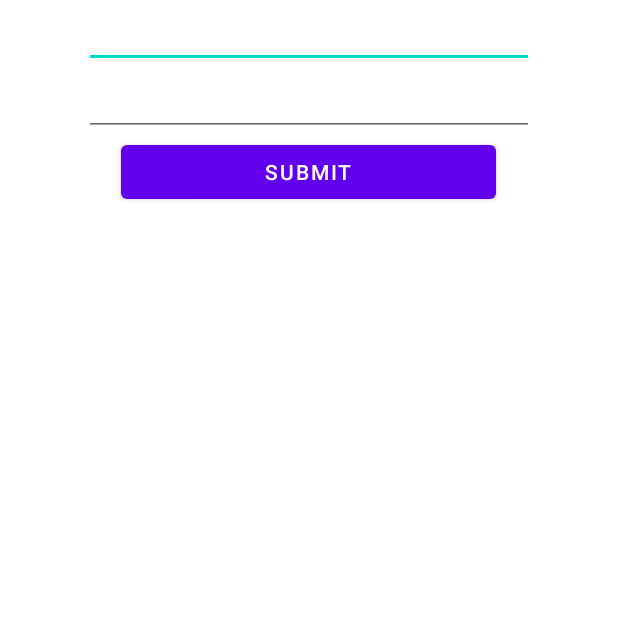
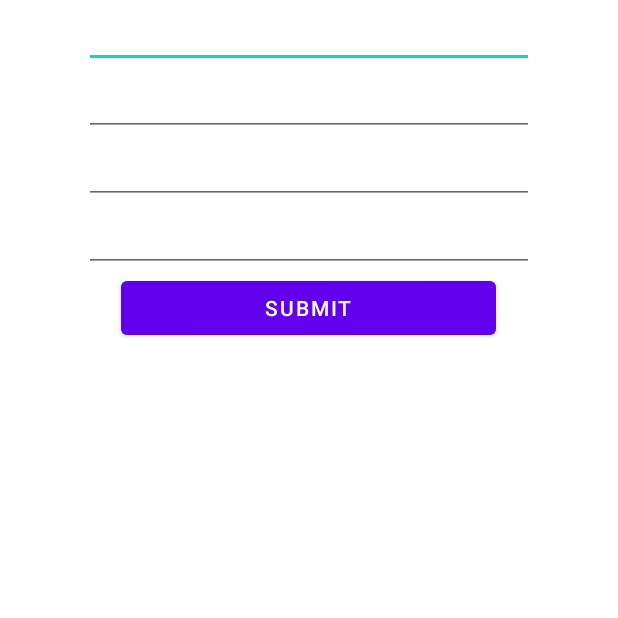
Before and after one commit to Johannnix/Prakerin-Android-1, an Android app: the InputActivity screen opened directly, with no data from a screen before it, after a tap on "SUBMIT", on a phone screen of 412 x 824 dp, the top half of it. Run offline under Robolectric (Android 15) with nearby library versions, the phone set to English and light mode, and no system bars; libraries missing offline, so code that uses them is left out: org.greenrobot.greendao; 3 statements that could not run were skipped.

Commit message:
Menambah Tampilan Input Member

```diff
--- a/app/src/main/java/com/example/login/InputActivity.java
+++ b/app/src/main/java/com/example/login/InputActivity.java
@@ -11,7 +11,7 @@ import androidx.appcompat.app.AppCompatActivity;
 public class InputActivity extends AppCompatActivity {
 
     Button submit;
-    EditText nameText,addressText;
+    EditText nameText,addressText,kelaminText,teleponText;
     Repository repository;
 
     @Override
@@ -21,6 +21,8 @@ public class InputActivity extends AppCompatActivity {
         submit=findViewById(R.id.submit);
         nameText=findViewById(R.id.name);
         addressText=findViewById(R.id.address);
+        kelaminText=findViewById(R.id.kelamin);
+        teleponText=findViewById(R.id.telepon);
 
         repository=new Repository();
 
@@ -30,6 +32,8 @@ public class InputActivity extends AppCompatActivity {
                 User user=new User();
                 user.setAddress(addressText.getText().toString().trim());
                 user.setName(nameText.getText().toString().trim());
+                user.setName(kelaminText.getText().toString().trim());
+                user.setName(teleponText.getText().toString().trim());
                 repository.addData(user);
 
                 Log.e("size",String.valueOf(addressText.getText().toString().trim())+nameText.getText().toString().trim());
--- a/app/src/main/java/com/example/login/User.java
+++ b/app/src/main/java/com/example/login/User.java
@@ -14,15 +14,21 @@ public class User {
     private String name;
     @NotNull
     private String address;
+    @NotNull
+    private String kelamin;
+    @NotNull
+    private String telepon;
 
     public User() {
 
     }
-    @Generated(hash = 99511649)
-    public User(Long id, @NotNull String name, @NotNull String address) {
+    @Generated(hash = 1688215093)
+    public User(Long id, @NotNull String name, @NotNull String address, @NotNull String kelamin, @NotNull String telepon) {
         this.id = id;
         this.name = name;
         this.address = address;
+        this.kelamin = kelamin;
+        this.telepon = telepon;
     }
     public Long getId() {
         return this.id;
@@ -42,5 +48,15 @@ public class User {
     public void setAddress(String address) {
         this.address = address;
     }
+    public String getKelamin() {
+        return this.kelamin;
+    }
+    public void setKelamin(String kelamin) { this.kelamin = kelamin; }
+    public String getTelepon() {
+        return this.telepon;
+    }
+    public void setTelepon(String telepon) {
+        this.telepon = telepon;
+    }
 
 }
--- a/app/src/main/res/drawable/button.xml
+++ b/app/src/main/res/drawable/button.xml
@@ -1,7 +1,7 @@
 <?xml version="1.0" encoding="utf-8"?>
 <shape xmlns:android="http://schemas.android.com/apk/res/android" android:shape="rectangle">
 
-    <solid android:color="#00bfff"/>
+    <solid android:color="#F06292"/>
 
     <corners android:radius="50dp"/>
 
--- a/app/src/main/res/layout/activity_input.xml
+++ b/app/src/main/res/layout/activity_input.xml
@@ -22,6 +22,20 @@
         android:layout_height="wrap_content"
         android:inputType="text" />
 
+    <EditText
+        android:id="@+id/kelamin"
+        android:layout_width="300dp"
+        android:layout_height="wrap_content"
+        android:layout_gravity="center"
+        android:inputType="text" />
+
+    <EditText
+        android:id="@+id/telepon"
+        android:layout_width="300dp"
+        android:layout_height="wrap_content"
+        android:layout_gravity="center"
+        android:inputType="text" />
+
     <Button
         android:id="@+id/submit"
         android:layout_width="250dp"
--- a/app/src/main/res/values/colors.xml
+++ b/app/src/main/res/values/colors.xml
@@ -7,4 +7,7 @@
     <color name="teal_700">#FF018786</color>
     <color name="black">#FF000000</color>
     <color name="white">#FFFFFFFF</color>
+    <color name="colorPrimary">#42A5F5</color>
+    <color name="colorPrimaryDark">#2196F3</color>
+    <color name="colorAccent">#F06292</color>
 </resources>
```
Also changed, not shown: app/src/main/res/drawable/ic_baseline_add_24.xml (+4 -9 lines), app/src/main/res/values/styles.xml (added, +32 -0 lines).
